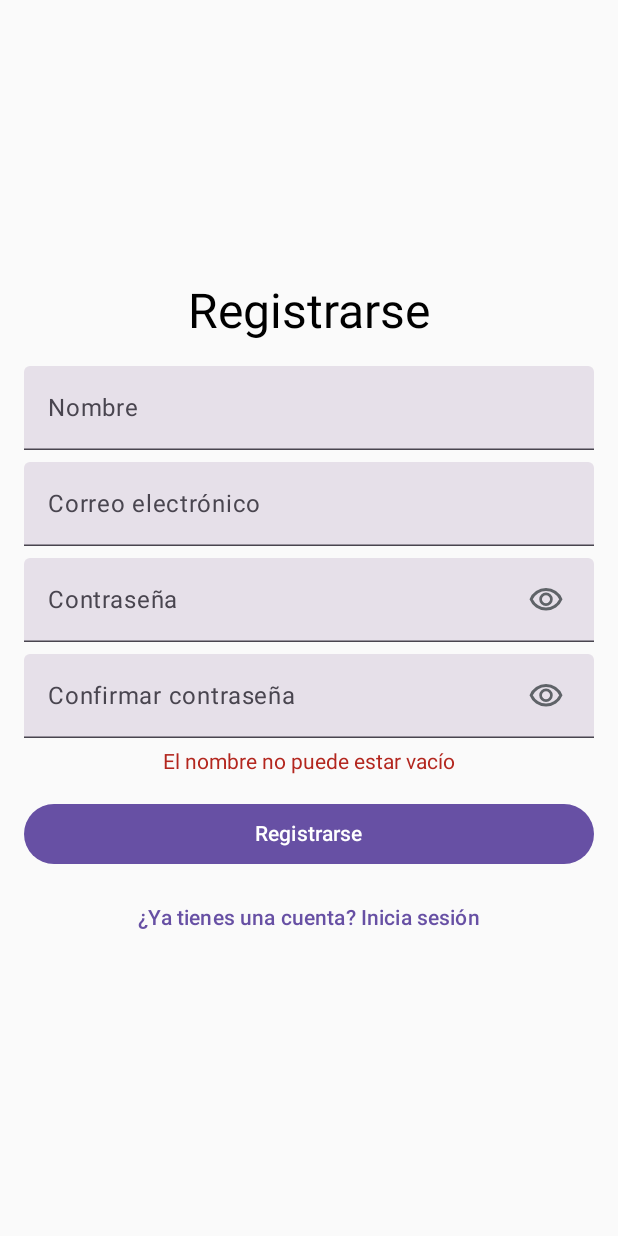
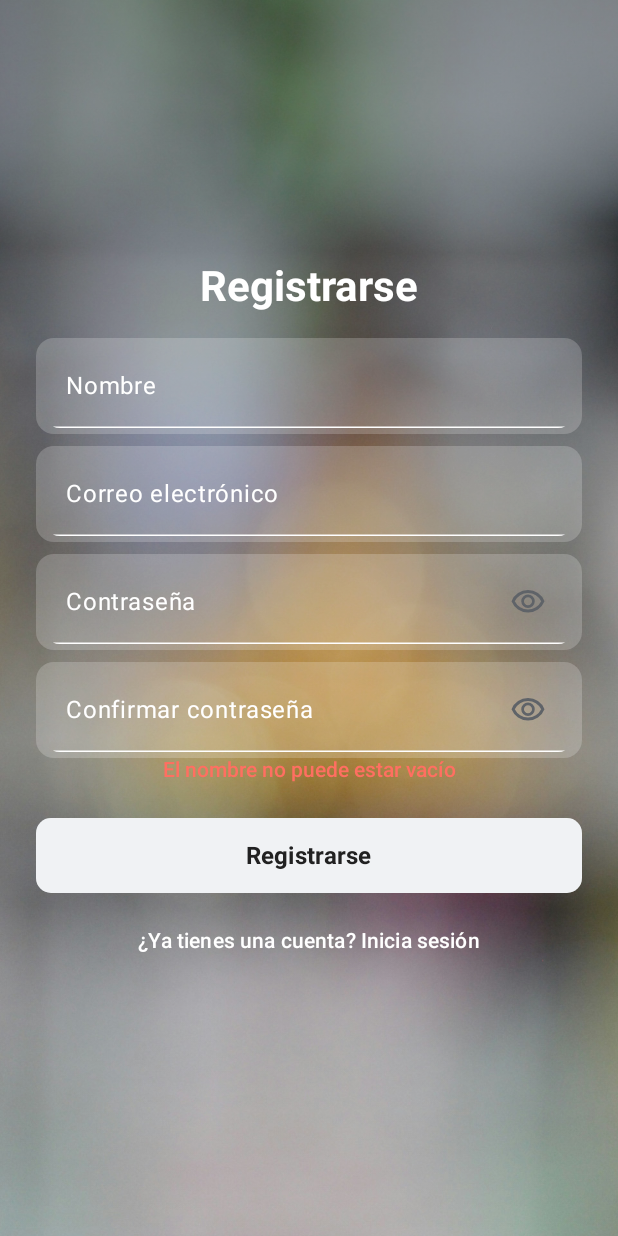
Before and after one commit to AdriFdezz/LostAndFound, an Android app built with Jetpack Compose: the screen it shows after launch (AuthActivity), after a tap on "Registrarse", on a phone screen of 412 x 824 dp. Run offline under Robolectric (Android 15) with nearby library versions, the phone set to English and light mode, and no system bars; our stand-ins replace Firebase (no records; nobody signed in at launch, a user with empty details on screens opened directly), livedata-compose; 3 other taps on this screen came first.

Commit message:
visual iniciar sesion y registrarse + nuevas validaciones (90%)

```diff
--- a/app/src/main/kotlin/com/adrifdezz/lostandfound/ui/components/AuthScreen.kt
+++ b/app/src/main/kotlin/com/adrifdezz/lostandfound/ui/components/AuthScreen.kt
@@ -1,27 +1,29 @@
 package com.adrifdezz.lostandfound.ui.components
 
-import androidx.compose.animation.core.animateFloatAsState
-import androidx.compose.animation.core.tween
+import androidx.compose.foundation.Image
+import androidx.compose.foundation.background
 import androidx.compose.foundation.layout.*
 import androidx.compose.foundation.shape.RoundedCornerShape
-import androidx.compose.material.icons.Icons
-import androidx.compose.material.icons.filled.Close
 import androidx.compose.material3.*
 import androidx.compose.runtime.*
 import androidx.compose.runtime.livedata.observeAsState
 import androidx.compose.ui.Alignment
 import androidx.compose.ui.Modifier
-import androidx.compose.ui.draw.alpha
+import androidx.compose.ui.graphics.Brush
 import androidx.compose.ui.graphics.Color
+import androidx.compose.ui.layout.ContentScale
+import androidx.compose.ui.res.painterResource
+import androidx.compose.ui.text.font.FontWeight
 import androidx.compose.ui.text.input.PasswordVisualTransformation
 import androidx.compose.ui.text.input.VisualTransformation
 import androidx.compose.ui.unit.dp
+import androidx.compose.ui.unit.sp
 import androidx.lifecycle.viewmodel.compose.viewModel
 import androidx.navigation.NavController
+import com.adrifdezz.lostandfound.R
 import com.adrifdezz.lostandfound.ui.utils.BotonMostrarOcultarContrasena
+import com.adrifdezz.lostandfound.ui.utils.validarContrasena
 import com.adrifdezz.lostandfound.ui.viewmodel.AuthViewModel
-import com.adrifdezz.lostandfound.ui.utils.validarContrasena
-import kotlinx.coroutines.delay
 
 @Composable
 fun AuthScreen(authViewModel: AuthViewModel = viewModel(), navController: NavController) {
@@ -56,187 +58,145 @@ fun AuthScreen(authViewModel: AuthViewModel = viewModel(), navController: NavCon
         }
     }
 
-    var progress by remember { mutableFloatStateOf(1f) }
+    Box(modifier = Modifier.fillMaxSize()) {
+        Image(
+            painter = painterResource(id = R.drawable.fondo_distorsion),
+            contentDescription = null,
+            modifier = Modifier.fillMaxSize(),
+            contentScale = ContentScale.Crop
+        )
 
-    LaunchedEffect(registroExitoso) {
-        if (registroExitoso) {
-            progress = 1f
-            delay(5000)
-            registroExitoso = false
-        }
-    }
-
-    val animatedProgress by animateFloatAsState(
-        targetValue = if (registroExitoso) 0f else 1f,
-        animationSpec = tween(durationMillis = 5000),
-        label = "Animación de la barra de progreso"
+        Box(
+            modifier = Modifier
+                .fillMaxSize()
+                .background(Brush.verticalGradient(listOf(Color.Black.copy(alpha = 0.4f), Color.Transparent)))
         )
 
         Column(
-        modifier = Modifier
-            .fillMaxSize()
-            .padding(16.dp),
+            modifier = Modifier.fillMaxSize().padding(24.dp),
             horizontalAlignment = Alignment.CenterHorizontally,
             verticalArrangement = Arrangement.Center
         ) {
             Text(
                 text = if (esModoRegistro) "Registrarse" else "Iniciar sesión",
-            style = MaterialTheme.typography.headlineLarge
+                style = MaterialTheme.typography.headlineMedium.copy(fontWeight = FontWeight.Bold),
+                color = Color.White
             )
 
             Spacer(modifier = Modifier.height(16.dp))
 
             if (esModoRegistro) {
-            TextField(
-                value = nombre,
-                onValueChange = { nombre = it },
-                label = { Text("Nombre") },
-                modifier = Modifier.fillMaxWidth()
-            )
-            Spacer(modifier = Modifier.height(8.dp))
+                AuthTextField(value = nombre, onValueChange = { nombre = it }, label = "Nombre")
             }
 
-        TextField(
-            value = correo,
-            onValueChange = { correo = it },
-            label = { Text("Correo electrónico") },
-            modifier = Modifier.fillMaxWidth()
-        )
-
             Spacer(modifier = Modifier.height(8.dp))
-
-        TextField(
+            AuthTextField(value = correo, onValueChange = { correo = it }, label = "Correo electrónico")
+            Spacer(modifier = Modifier.height(8.dp))
+            AuthTextField(
                 value = contrasena,
                 onValueChange = { contrasena = it },
-            label = { Text("Contraseña") },
-            modifier = Modifier.fillMaxWidth(),
+                label = "Contraseña",
                 visualTransformation = if (mostrarContrasena) VisualTransformation.None else PasswordVisualTransformation(),
                 trailingIcon = { BotonMostrarOcultarContrasena(mostrarContrasena) { mostrarContrasena = !mostrarContrasena } }
             )
 
             if (esModoRegistro) {
                 Spacer(modifier = Modifier.height(8.dp))
-
-            TextField(
+                AuthTextField(
                     value = confirmarContrasena,
                     onValueChange = { confirmarContrasena = it },
-                label = { Text("Confirmar contraseña") },
-                modifier = Modifier.fillMaxWidth(),
+                    label = "Confirmar contraseña",
                     visualTransformation = if (mostrarConfirmarContrasena) VisualTransformation.None else PasswordVisualTransformation(),
                     trailingIcon = { BotonMostrarOcultarContrasena(mostrarConfirmarContrasena) { mostrarConfirmarContrasena = !mostrarConfirmarContrasena } }
+                )
+            }
 
+            if (mensajeError.isNotEmpty()) {
+                Text(text = mensajeError, color = Color(0xFFFF6F61), fontSize = 14.sp, fontWeight = FontWeight.Medium)
+            }
+
+            Spacer(modifier = Modifier.height(24.dp))
+
+            Button(
+                modifier = Modifier
+                    .fillMaxWidth()
+                    .background(Color(0xFFECEFF1), RoundedCornerShape(10.dp))
+                    .height(50.dp),
+                onClick = {
+                    mensajeError = ""
+                    if (esModoRegistro) {
+                        if (nombre.isBlank()) mensajeError = "El nombre no puede estar vacío"
+                        else if (correo.isBlank()) mensajeError = "El correo no puede estar vacío"
+                        else if (!validarContrasena(contrasena)) mensajeError = "La contraseña debe tener al menos 8 caracteres y un número"
+                        else if (contrasena != confirmarContrasena) mensajeError = "Las contraseñas no coinciden"
+                        else authViewModel.registrar(correo, contrasena, nombre)
+                    } else {
+                        if (correo.isBlank()) mensajeError = "El correo no puede estar vacío"
+                        else if (contrasena.isBlank()) mensajeError = "La contraseña no puede estar vacía"
+                        else authViewModel.iniciarSesion(correo, contrasena)
+                    }
+                },
+                shape = RoundedCornerShape(10.dp),
+                colors = ButtonDefaults.buttonColors(containerColor = Color.White.copy(alpha = 0.2f))
+            ) {
+                Text(
+                    text = if (esModoRegistro) "Registrarse" else "Iniciar sesión",
+                    color = Color(0xFF212121),
+                    fontSize = 16.sp,
+                    fontWeight = FontWeight.Bold
                 )
             }
 
             Spacer(modifier = Modifier.height(8.dp))
 
-        if (mensajeError.isNotEmpty()) {
-            Text(text = mensajeError, color = MaterialTheme.colorScheme.error)
-        }
-
-        Spacer(modifier = Modifier.height(16.dp))
-
-        Button(
-            onClick = {
-                mensajeError = ""
-
-                if (esModoRegistro) {
-                    if (nombre.isBlank()) {
-                        mensajeError = "El nombre no puede estar vacío"
-                        return@Button
-                    }
-                    if (correo.isBlank()) {
-                        mensajeError = "El correo no puede estar vacío"
-                        return@Button
-                    }
-                    if (!validarContrasena(contrasena)) {
-                        mensajeError = "La contraseña debe tener al menos 8 caracteres y contener al menos un número"
-                        return@Button
-                    }
-                    if (contrasena != confirmarContrasena) {
-                        mensajeError = "Las contraseñas no coinciden"
-                        return@Button
-                    }
-
-                    authViewModel.registrar(correo, contrasena, nombre)
-                } else {
-                    if (correo.isBlank()) {
-                        mensajeError = "El correo no puede estar vacío"
-                        return@Button
-                    }
-                    if (contrasena.isBlank()) {
-                        mensajeError = "La contraseña no puede estar vacía"
-                        return@Button
-                    }
-
-                    authViewModel.iniciarSesion(correo, contrasena)
-                }
-            },
-            modifier = Modifier.fillMaxWidth()
-        ) {
-            Text(text = if (esModoRegistro) "Registrarse" else "Iniciar sesión")
-        }
-
-        Spacer(modifier = Modifier.height(8.dp))
-
             if (!esModoRegistro) {
-            TextButton(
-                onClick = { navController.navigate("password_recovery_screen") }
-            ) {
-                Text(text = "¿Olvidaste tu contraseña?")
+                TextButton(onClick = { navController.navigate("password_recovery_screen") }) {
+                    Text(text = "¿Olvidaste tu contraseña?", color = Color.White)
                 }
             }
 
-        TextButton(
-            onClick = {
+            TextButton(onClick = {
                 esModoRegistro = !esModoRegistro
                 mensajeError = ""
                 correo = ""
                 contrasena = ""
                 confirmarContrasena = ""
                 nombre = ""
+            }) {
+                Text(text = if (esModoRegistro) "¿Ya tienes una cuenta? Inicia sesión" else "¿No tienes una cuenta? Regístrate", color = Color.White)
             }
+        }
+    }
+}
+
+@Composable
+fun AuthTextField(value: String, onValueChange: (String) -> Unit, label: String, visualTransformation: VisualTransformation = VisualTransformation.None, trailingIcon: @Composable (() -> Unit)? = null) {
+    Box(
+        modifier = Modifier
+            .fillMaxWidth()
+            .background(Color.White.copy(alpha = 0.2f), RoundedCornerShape(12.dp))
+            .padding(4.dp)
     ) {
-            Text(
-                text = if (esModoRegistro) "¿Ya tienes una cuenta? Inicia sesión" else "¿No tienes una cuenta? Regístrate"
+        TextField(
+            value = value,
+            onValueChange = onValueChange,
+            label = { Text(label, color = Color.White) },
+            modifier = Modifier.fillMaxWidth(),
+            shape = RoundedCornerShape(12.dp),
+            singleLine = true,
+            visualTransformation = visualTransformation,
+            trailingIcon = trailingIcon,
+            colors = TextFieldDefaults.colors(
+                focusedTextColor = Color.White,
+                unfocusedTextColor = Color.White,
+                unfocusedContainerColor = Color.Transparent,
+                focusedContainerColor = Color.Transparent,
+                cursorColor = Color.White,
+                focusedLabelColor = Color.White,
+                unfocusedLabelColor = Color.White,
+                focusedIndicatorColor = Color.White,
+                unfocusedIndicatorColor = Color.White
+            )
         )
     }
 }
-
-    if (registroExitoso) {
-        Snackbar(
-            modifier = Modifier
-                .padding(16.dp)
-                .alpha(0.9f),
-            shape = RoundedCornerShape(8.dp),
-            containerColor = Color(0xFFD1C4E9),
-            action = {
-                IconButton(onClick = { registroExitoso = false }) {
-                    Icon(
-                        imageVector = Icons.Default.Close,
-                        contentDescription = "Cerrar",
-                        tint = Color.Black
-                    )
-                }
-            }
-        ) {
-            Column {
-                Text(
-                    text = "Registro exitoso",
-                    color = Color.Black,
-                    modifier = Modifier.padding(top = 8.dp),
-                )
-            }
-
-            Spacer(modifier = Modifier.height(4.dp))
-
-            LinearProgressIndicator(
-                progress = { animatedProgress },
-                modifier = Modifier
-                    .fillMaxWidth()
-                    .height(6.dp),
-                color = Color.Gray,
-            )
-        }
-    }
-}
```
Lines whose indentation alone changed are shown as unchanged.
